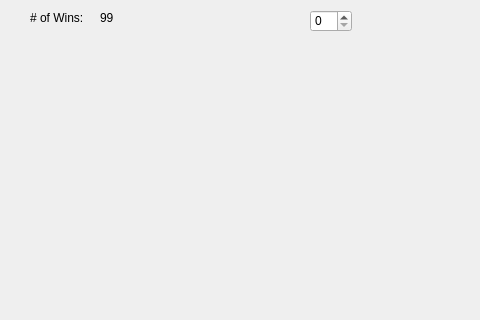
Before: the Qt Designer form CrapsBasicStarter-master/Craps.ui in krwatkins0002/Craps, drawn with Qt 5; both pictures show x 0 to 480 and y 0 to 320 of the 674 by 444 pixel window.
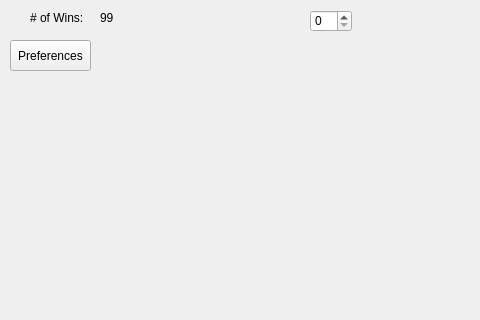
After: the same form once the commit is applied. Icons and pictures are not drawn.

Commit message: Still cant get the quit window to work, haven't gotten to preferences.

```diff
--- a/CrapsBasicStarter-master/Craps.ui
+++ b/CrapsBasicStarter-master/Craps.ui
@@ -108,6 +108,19 @@
      <string>1000000</string>
     </property>
    </widget>
+   <widget class="QPushButton" name="pushButton">
+    <property name="geometry">
+     <rect>
+      <x>10</x>
+      <y>40</y>
+      <width>81</width>
+      <height>31</height>
+     </rect>
+    </property>
+    <property name="text">
+     <string>Preferences</string>
+    </property>
+   </widget>
   </widget>
   <widget class="QMenuBar" name="menubar">
    <property name="geometry">
```
The commit also changes 3 other files.
